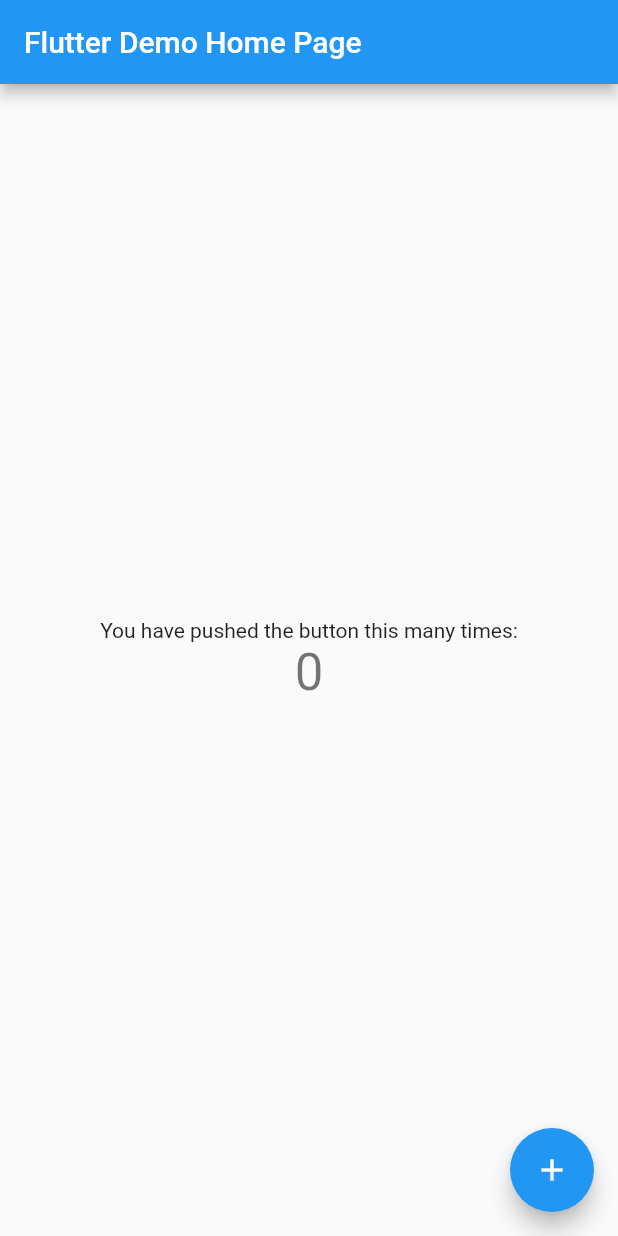
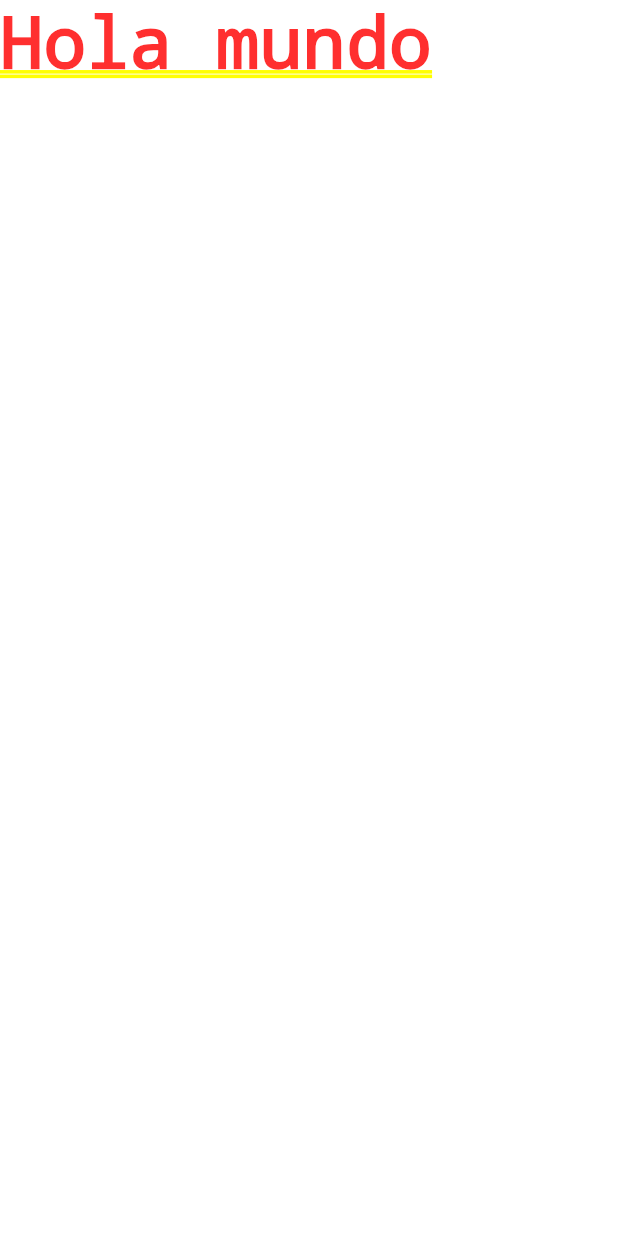
Before and after one commit to Roosterbear/flutter, a Flutter app: the screen it shows after launch, on a phone screen of 412 x 824 dp. Run offline on Flutter 3.47's test engine with Material 2 defaults, Android fonts, the phone set to English and light mode, and no system bars.

Commit message:
regresando a los cursos por fin

```diff
--- a/contador/contador/lib/main.dart
+++ b/contador/contador/lib/main.dart
@@ -1,111 +1,15 @@
 import 'package:flutter/material.dart';
 
-void main() => runApp(MyApp());
 
-class MyApp extends StatelessWidget {
-  // This widget is the root of your application.
+void main() {
+  runApp(new miAplicacion());
+}
+
+class miAplicacion extends StatelessWidget{
   @override
-  Widget build(BuildContext context) {
+  Widget build( context){
     return MaterialApp(
-      title: 'Flutter Demo',
-      theme: ThemeData(
-        // This is the theme of your application.
-        //
-        // Try running your application with "flutter run". You'll see the
-        // application has a blue toolbar. Then, without quitting the app, try
-        // changing the primarySwatch below to Colors.green and then invoke
-        // "hot reload" (press "r" in the console where you ran "flutter run",
-        // or simply save your changes to "hot reload" in a Flutter IDE).
-        // Notice that the counter didn't reset back to zero; the application
-        // is not restarted.
-        primarySwatch: Colors.blue,
-      ),
-      home: MyHomePage(title: 'Flutter Demo Home Page'),
+      home: Text('Hola mundo'),
     );
   }
 }
-
-class MyHomePage extends StatefulWidget {
-  MyHomePage({Key key, this.title}) : super(key: key);
-
-  // This widget is the home page of your application. It is stateful, meaning
-  // that it has a State object (defined below) that contains fields that affect
-  // how it looks.
-
-  // This class is the configuration for the state. It holds the values (in this
-  // case the title) provided by the parent (in this case the App widget) and
-  // used by the build method of the State. Fields in a Widget subclass are
-  // always marked "final".
-
-  final String title;
-
-  @override
-  _MyHomePageState createState() => _MyHomePageState();
-}
-
-class _MyHomePageState extends State<MyHomePage> {
-  int _counter = 0;
-
-  void _incrementCounter() {
-    setState(() {
-      // This call to setState tells the Flutter framework that something has
-      // changed in this State, which causes it to rerun the build method below
-      // so that the display can reflect the updated values. If we changed
-      // _counter without calling setState(), then the build method would not be
-      // called again, and so nothing would appear to happen.
-      _counter++;
-    });
-  }
-
-  @override
-  Widget build(BuildContext context) {
-    // This method is rerun every time setState is called, for instance as done
-    // by the _incrementCounter method above.
-    //
-    // The Flutter framework has been optimized to make rerunning build methods
-    // fast, so that you can just rebuild anything that needs updating rather
-    // than having to individually change instances of widgets.
-    return Scaffold(
-      appBar: AppBar(
-        // Here we take the value from the MyHomePage object that was created by
-        // the App.build method, and use it to set our appbar title.
-        title: Text(widget.title),
-      ),
-      body: Center(
-        // Center is a layout widget. It takes a single child and positions it
-        // in the middle of the parent.
-        child: Column(
-          // Column is also a layout widget. It takes a list of children and
-          // arranges them vertically. By default, it sizes itself to fit its
-          // children horizontally, and tries to be as tall as its parent.
-          //
-          // Invoke "debug painting" (press "p" in the console, choose the
-          // "Toggle Debug Paint" action from the Flutter Inspector in Android
-          // Studio, or the "Toggle Debug Paint" command in Visual Studio Code)
-          // to see the wireframe for each widget.
-          //
-          // Column has various properties to control how it sizes itself and
-          // how it positions its children. Here we use mainAxisAlignment to
-          // center the children vertically; the main axis here is the vertical
-          // axis because Columns are vertical (the cross axis would be
-          // horizontal).
-          mainAxisAlignment: MainAxisAlignment.center,
-          children: <Widget>[
-            Text(
-              'You have pushed the button this many times:',
-            ),
-            Text(
-              '$_counter',
-              style: Theme.of(context).textTheme.display1,
-            ),
-          ],
-        ),
-      ),
-      floatingActionButton: FloatingActionButton(
-        onPressed: _incrementCounter,
-        tooltip: 'Increment',
-        child: Icon(Icons.add),
-      ), // This trailing comma makes auto-formatting nicer for build methods.
-    );
-  }
-}
```
Also changed, not shown: 1 other file.
